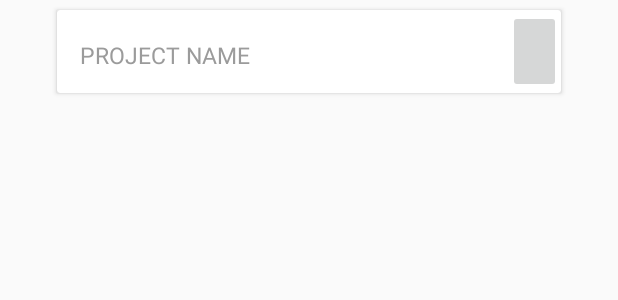
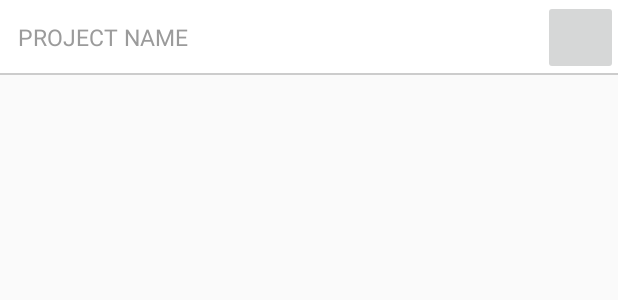
Before and after one commit to EEInternship/TimeTracker2, an Android app: the layout cardview_settings.xml on its own in the app's theme, with its tools: preview values and no code run, on a phone screen of 412 x 824 dp. Shown: the top 300 px of the screen. Run offline under Robolectric (Android 15) with nearby library versions, the phone set to English and light mode, and no system bars.

Commit message:
New design for projects cards (profile).
New design for projects cards (profile).

```diff
--- a/app/src/main/res/layout/cardview_settings.xml
+++ b/app/src/main/res/layout/cardview_settings.xml
@@ -2,35 +2,31 @@
 <android.support.v7.widget.CardView xmlns:android="http://schemas.android.com/apk/res/android"
     xmlns:app="http://schemas.android.com/apk/res-auto"
     android:layout_width="match_parent"
-    android:layout_height="wrap_content"
-    android:layout_marginBottom="2.5dp"
-    android:layout_marginLeft="35dp"
-    android:layout_marginRight="35dp"
-    android:layout_marginTop="2.5dp"
-    android:elevation="5dp"
+    android:layout_height="50dp"
     android:orientation="vertical"
     app:cardBackgroundColor="#FFFFFF"
-    app:cardUseCompatPadding="true">
-
+    app:cardUseCompatPadding="false"
+    app:cardPreventCornerOverlap="false"
+    app:cardElevation="0dp"
+    app:cardCornerRadius="0dp">
     <LinearLayout
         android:layout_width="match_parent"
-        android:layout_height="55dp"
-        android:orientation="horizontal"
+        android:layout_height="50dp"
         android:weightSum="1">
 
         <LinearLayout
             android:layout_width="wrap_content"
-            android:layout_height="match_parent">
+            android:layout_height="wrap_content"
+            android:layout_gravity="center_vertical"
+            android:orientation="vertical">
 
             <TextView
+                android:layout_marginLeft="12dp"
                 android:id="@+id/project_name_settings"
-                android:layout_width="match_parent"
-                android:layout_height="match_parent"
-                android:layout_gravity="left|center"
-                android:gravity="left|center"
-                android:paddingLeft="15dp"
-                android:paddingRight="15dp"
-                android:paddingTop="5dp"
+                android:layout_width="wrap_content"
+                android:layout_height="wrap_content"
+                android:layout_gravity="center_vertical"
+                android:gravity="center_vertical"
                 android:text="PROJECT NAME"
                 android:textColor="#9b9b9b"
                 android:textSize="15dp" />
@@ -43,16 +39,19 @@
             android:gravity="center|right">
 
             <LinearLayout
-                android:layout_width="35dp"
+                android:layout_width="50dp"
                 android:layout_height="match_parent">
 
                 <ImageButton
                     android:id="@+id/color_project"
                     android:layout_width="match_parent"
-                    android:layout_height="match_parent"/>
+                    android:layout_height="match_parent" />
             </LinearLayout>
         </LinearLayout>
-
     </LinearLayout>
-
+    <LinearLayout
+        android:layout_gravity="bottom"
+        android:layout_width="match_parent"
+        android:layout_height="1dp"
+        android:background="#33000000"></LinearLayout>
 </android.support.v7.widget.CardView>
--- a/app/src/main/res/xml/btn_round_left.xml
+++ b/app/src/main/res/xml/btn_round_left.xml
@@ -4,12 +4,12 @@
 
     <solid android:color="#04b795"></solid>
 
-    <padding android:left="7dp"></padding>
+    <padding android:left="0dp"></padding>
 
     <corners
         android:bottomLeftRadius="0dp"
-        android:bottomRightRadius="5dp"
+        android:bottomRightRadius="0dp"
         android:topLeftRadius="0dp"
-        android:topRightRadius="5dp" />
+        android:topRightRadius="0dp" />
 
 </shape>
--- a/app/src/main/res/xml/btn_round_right.xml
+++ b/app/src/main/res/xml/btn_round_right.xml
@@ -9,9 +9,9 @@
     <margin></margin>
 
     <corners
-        android:bottomLeftRadius="5dp"
+        android:bottomLeftRadius="0dp"
         android:bottomRightRadius="0dp"
-        android:topLeftRadius="5dp"
+        android:topLeftRadius="0dp"
         android:topRightRadius="0dp" />
 
 </shape>
```
Also changed, not shown: app/src/main/java/eeinternship/com/timetracker/StartWorkActivity.java (+2 -7 lines), app/src/main/res/layout/cardview_start_work.xml (+11 -13 lines).
